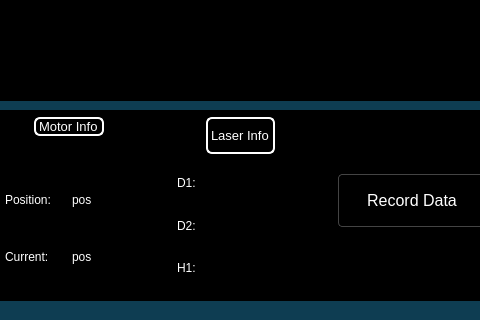
Above: ros2_ws/src/ui_app/ui_app/ui_magic_cube.ui from SpencerSedano/cas-mc before the change; both pictures show x 445 to 925 and y 479 to 799 of the 1280 by 799 pixel window. Below: the same form after it.
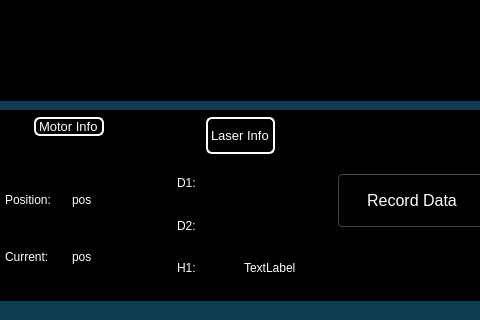
That is the form after the change. The open tabs and pages were chosen to show the change. Icons and pictures are not drawn.

Commit message: update forklift height

Diff of the .ui file:
```diff
--- a/ros2_ws/src/ui_app/ui_app/ui_magic_cube.ui
+++ b/ros2_ws/src/ui_app/ui_app/ui_magic_cube.ui
@@ -2081,7 +2081,7 @@
                <property name="frameShadow">
                 <enum>QFrame::Shadow::Raised</enum>
                </property>
-               <layout class="QVBoxLayout" name="verticalLayout_17">
+               <layout class="QHBoxLayout" name="horizontalLayout_25">
                 <property name="leftMargin">
                  <number>9</number>
                 </property>
@@ -2095,6 +2095,13 @@
                   </property>
                  </widget>
                 </item>
+                <item>
+                 <widget class="QLabel" name="heightText">
+                  <property name="text">
+                   <string>TextLabel</string>
+                  </property>
+                 </widget>
+                </item>
                </layout>
               </widget>
              </item>
```
Left out of the diff: 78 changed lines with no effect on the pictures. The commit also changes 3 other files.
